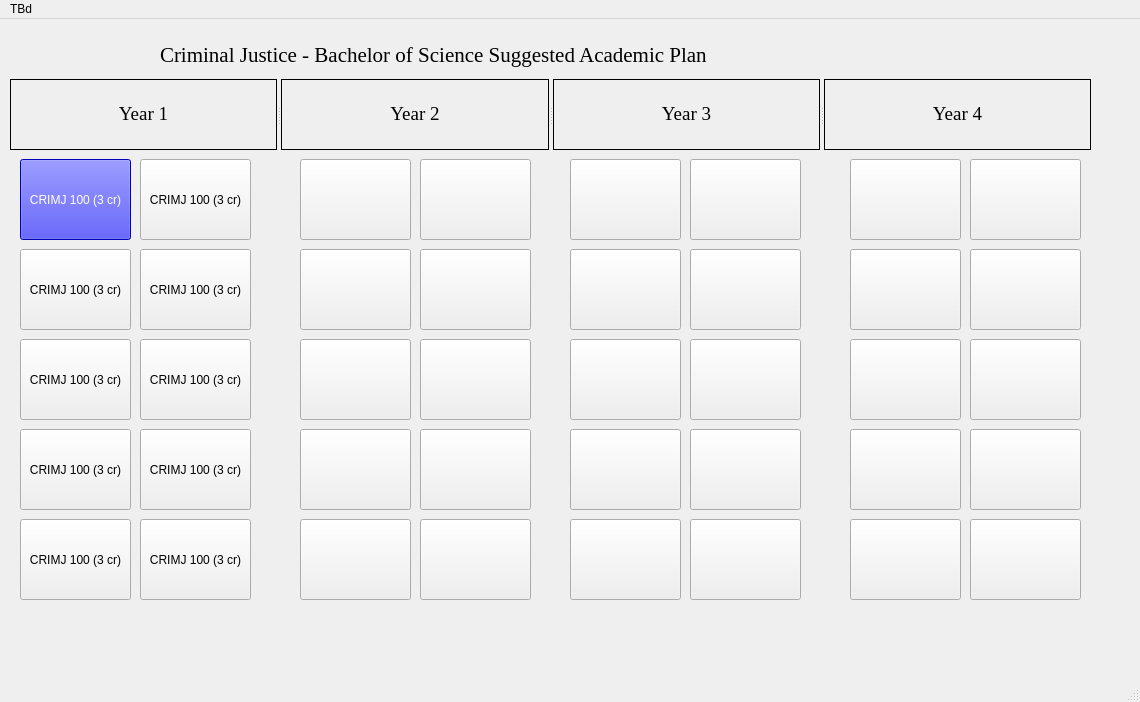
First picture: the form in project.ui, repository hseitaj/Interactive-Flow-Chart, before the edit.
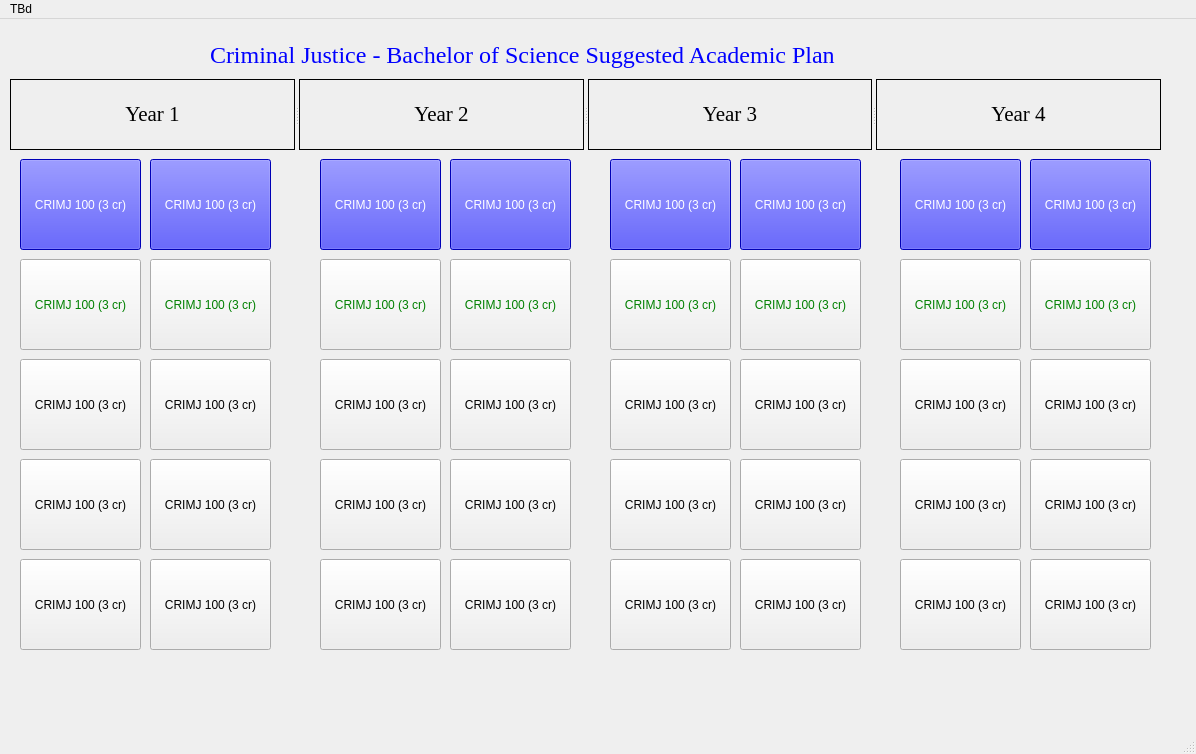
Second picture: the form after the edit.

The edit to the form file:
```diff
--- a/project.ui
+++ b/project.ui
@@ -6,8 +6,8 @@
    <rect>
     <x>0</x>
     <y>0</y>
-    <width>1140</width>
-    <height>702</height>
+    <width>1196</width>
+    <height>754</height>
    </rect>
   </property>
   <property name="windowTitle">
@@ -17,18 +17,27 @@
    <widget class="QLabel" name="label">
     <property name="geometry">
      <rect>
-      <x>160</x>
+      <x>210</x>
       <y>20</y>
-      <width>751</width>
+      <width>771</width>
       <height>31</height>
      </rect>
     </property>
     <property name="font">
      <font>
       <family>Times New Roman</family>
-      <pointsize>16</pointsize>
+      <pointsize>18</pointsize>
      </font>
     </property>
+    <property name="mouseTracking">
+     <bool>true</bool>
+    </property>
+    <property name="styleSheet">
+     <string notr="true">color: blue;</string>
+    </property>
+    <property name="midLineWidth">
+     <number>1</number>
+    </property>
     <property name="text">
      <string>Criminal Justice - Bachelor of Science Suggested Academic Plan</string>
     </property>
@@ -38,8 +47,8 @@
      <rect>
       <x>20</x>
       <y>140</y>
-      <width>111</width>
-      <height>81</height>
+      <width>121</width>
+      <height>91</height>
      </rect>
     </property>
     <property name="styleSheet">
@@ -53,16 +62,24 @@
     <property name="checkable">
      <bool>false</bool>
     </property>
+    <property name="autoDefault">
+     <bool>true</bool>
+    </property>
    </widget>
    <widget class="QSplitter" name="splitter">
     <property name="geometry">
      <rect>
       <x>10</x>
       <y>60</y>
-      <width>1081</width>
+      <width>1151</width>
       <height>71</height>
      </rect>
     </property>
+    <property name="font">
+     <font>
+      <pointsize>16</pointsize>
+     </font>
+    </property>
     <property name="orientation">
      <enum>Qt::Horizontal</enum>
     </property>
@@ -70,7 +87,7 @@
      <property name="font">
       <font>
        <family>Times New Roman</family>
-       <pointsize>14</pointsize>
+       <pointsize>16</pointsize>
       </font>
      </property>
      <property name="layoutDirection">
@@ -102,7 +119,7 @@
      <property name="font">
       <font>
        <family>Times New Roman</family>
-       <pointsize>14</pointsize>
+       <pointsize>16</pointsize>
       </font>
      </property>
      <property name="layoutDirection">
@@ -134,7 +151,7 @@
      <property name="font">
       <font>
        <family>Times New Roman</family>
-       <pointsize>14</pointsize>
+       <pointsize>16</pointsize>
       </font>
      </property>
      <property name="layoutDirection">
@@ -166,7 +183,7 @@
      <property name="font">
       <font>
        <family>Times New Roman</family>
-       <pointsize>14</pointsize>
+       <pointsize>16</pointsize>
       </font>
      </property>
      <property name="layoutDirection">
@@ -201,508 +218,833 @@
    <widget class="QPushButton" name="pushButton_2">
     <property name="geometry">
      <rect>
-      <x>140</x>
-      <y>140</y>
-      <width>111</width>
-      <height>81</height>
+      <x>20</x>
+      <y>240</y>
+      <width>121</width>
+      <height>91</height>
      </rect>
     </property>
+    <property name="styleSheet">
+     <string notr="true">color: green;
+</string>
+    </property>
     <property name="text">
      <string>CRIMJ 100 (3 cr)</string>
     </property>
+    <property name="checkable">
+     <bool>false</bool>
+    </property>
+    <property name="autoDefault">
+     <bool>true</bool>
+    </property>
    </widget>
    <widget class="QPushButton" name="pushButton_3">
     <property name="geometry">
      <rect>
-      <x>140</x>
-      <y>230</y>
-      <width>111</width>
-      <height>81</height>
+      <x>20</x>
+      <y>340</y>
+      <width>121</width>
+      <height>91</height>
      </rect>
     </property>
+    <property name="styleSheet">
+     <string notr="true">color: black;
+</string>
+    </property>
     <property name="text">
      <string>CRIMJ 100 (3 cr)</string>
     </property>
+    <property name="checkable">
+     <bool>false</bool>
+    </property>
    </widget>
    <widget class="QPushButton" name="pushButton_4">
     <property name="geometry">
      <rect>
       <x>20</x>
-      <y>230</y>
-      <width>111</width>
-      <height>81</height>
+      <y>440</y>
+      <width>121</width>
+      <height>91</height>
      </rect>
     </property>
+    <property name="styleSheet">
+     <string notr="true">color: black;
+</string>
+    </property>
     <property name="text">
      <string>CRIMJ 100 (3 cr)</string>
     </property>
+    <property name="checkable">
+     <bool>false</bool>
+    </property>
    </widget>
    <widget class="QPushButton" name="pushButton_5">
     <property name="geometry">
      <rect>
-      <x>140</x>
-      <y>320</y>
-      <width>111</width>
-      <height>81</height>
+      <x>20</x>
+      <y>540</y>
+      <width>121</width>
+      <height>91</height>
      </rect>
     </property>
+    <property name="styleSheet">
+     <string notr="true">color: black;
+</string>
+    </property>
     <property name="text">
      <string>CRIMJ 100 (3 cr)</string>
     </property>
+    <property name="checkable">
+     <bool>false</bool>
+    </property>
    </widget>
    <widget class="QPushButton" name="pushButton_6">
     <property name="geometry">
      <rect>
-      <x>20</x>
-      <y>320</y>
-      <width>111</width>
-      <height>81</height>
+      <x>150</x>
+      <y>340</y>
+      <width>121</width>
+      <height>91</height>
      </rect>
     </property>
+    <property name="styleSheet">
+     <string notr="true">color: black;
+</string>
+    </property>
     <property name="text">
      <string>CRIMJ 100 (3 cr)</string>
     </property>
+    <property name="checkable">
+     <bool>false</bool>
+    </property>
    </widget>
    <widget class="QPushButton" name="pushButton_7">
     <property name="geometry">
      <rect>
-      <x>140</x>
-      <y>410</y>
-      <width>111</width>
-      <height>81</height>
+      <x>150</x>
+      <y>440</y>
+      <width>121</width>
+      <height>91</height>
      </rect>
     </property>
+    <property name="styleSheet">
+     <string notr="true">color: black;
+</string>
+    </property>
     <property name="text">
      <string>CRIMJ 100 (3 cr)</string>
     </property>
+    <property name="checkable">
+     <bool>false</bool>
+    </property>
    </widget>
    <widget class="QPushButton" name="pushButton_8">
     <property name="geometry">
      <rect>
-      <x>20</x>
-      <y>410</y>
-      <width>111</width>
-      <height>81</height>
+      <x>150</x>
+      <y>140</y>
+      <width>121</width>
+      <height>91</height>
      </rect>
     </property>
+    <property name="styleSheet">
+     <string notr="true">background-color: blue;
+color: white;
+</string>
+    </property>
     <property name="text">
      <string>CRIMJ 100 (3 cr)</string>
     </property>
+    <property name="checkable">
+     <bool>false</bool>
+    </property>
+    <property name="autoDefault">
+     <bool>true</bool>
+    </property>
    </widget>
    <widget class="QPushButton" name="pushButton_9">
     <property name="geometry">
      <rect>
-      <x>140</x>
-      <y>500</y>
-      <width>111</width>
-      <height>81</height>
+      <x>150</x>
+      <y>240</y>
+      <width>121</width>
+      <height>91</height>
      </rect>
     </property>
+    <property name="styleSheet">
+     <string notr="true">color: green;
+</string>
+    </property>
     <property name="text">
      <string>CRIMJ 100 (3 cr)</string>
     </property>
+    <property name="checkable">
+     <bool>false</bool>
+    </property>
+    <property name="autoDefault">
+     <bool>true</bool>
+    </property>
    </widget>
    <widget class="QPushButton" name="pushButton_10">
     <property name="geometry">
      <rect>
-      <x>20</x>
-      <y>500</y>
-      <width>111</width>
-      <height>81</height>
+      <x>150</x>
+      <y>540</y>
+      <width>121</width>
+      <height>91</height>
      </rect>
     </property>
+    <property name="styleSheet">
+     <string notr="true">color: black;
+</string>
+    </property>
     <property name="text">
      <string>CRIMJ 100 (3 cr)</string>
     </property>
+    <property name="checkable">
+     <bool>false</bool>
+    </property>
    </widget>
    <widget class="QPushButton" name="pushButton_11">
     <property name="geometry">
      <rect>
-      <x>420</x>
+      <x>450</x>
       <y>140</y>
-      <width>111</width>
-      <height>81</height>
+      <width>121</width>
+      <height>91</height>
      </rect>
     </property>
+    <property name="styleSheet">
+     <string notr="true">background-color: blue;
+color: white;
+</string>
+    </property>
     <property name="text">
-     <string/>
+     <string>CRIMJ 100 (3 cr)</string>
+    </property>
+    <property name="checkable">
+     <bool>false</bool>
+    </property>
+    <property name="autoDefault">
+     <bool>true</bool>
     </property>
    </widget>
    <widget class="QPushButton" name="pushButton_12">
     <property name="geometry">
      <rect>
-      <x>420</x>
-      <y>500</y>
-      <width>111</width>
-      <height>81</height>
+      <x>450</x>
+      <y>540</y>
+      <width>121</width>
+      <height>91</height>
      </rect>
     </property>
+    <property name="styleSheet">
+     <string notr="true">color: black;
+</string>
+    </property>
     <property name="text">
-     <string/>
+     <string>CRIMJ 100 (3 cr)</string>
+    </property>
+    <property name="checkable">
+     <bool>false</bool>
     </property>
    </widget>
    <widget class="QPushButton" name="pushButton_13">
     <property name="geometry">
      <rect>
-      <x>420</x>
-      <y>320</y>
-      <width>111</width>
-      <height>81</height>
+      <x>320</x>
+      <y>340</y>
+      <width>121</width>
+      <height>91</height>
      </rect>
     </property>
+    <property name="styleSheet">
+     <string notr="true">color: black;
+</string>
+    </property>
     <property name="text">
-     <string/>
+     <string>CRIMJ 100 (3 cr)</string>
+    </property>
+    <property name="checkable">
+     <bool>false</bool>
     </property>
    </widget>
    <widget class="QPushButton" name="pushButton_14">
     <property name="geometry">
      <rect>
-      <x>300</x>
-      <y>410</y>
-      <width>111</width>
-      <height>81</height>
+      <x>450</x>
+      <y>340</y>
+      <width>121</width>
+      <height>91</height>
      </rect>
     </property>
+    <property name="styleSheet">
+     <string notr="true">color: black;
+</string>
+    </property>
     <property name="text">
-     <string/>
+     <string>CRIMJ 100 (3 cr)</string>
+    </property>
+    <property name="checkable">
+     <bool>false</bool>
     </property>
    </widget>
    <widget class="QPushButton" name="pushButton_15">
     <property name="geometry">
      <rect>
-      <x>420</x>
-      <y>410</y>
-      <width>111</width>
-      <height>81</height>
+      <x>450</x>
+      <y>240</y>
+      <width>121</width>
+      <height>91</height>
      </rect>
     </property>
+    <property name="styleSheet">
+     <string notr="true">color: green;
+</string>
+    </property>
     <property name="text">
-     <string/>
+     <string>CRIMJ 100 (3 cr)</string>
+    </property>
+    <property name="checkable">
+     <bool>false</bool>
+    </property>
+    <property name="autoDefault">
+     <bool>true</bool>
     </property>
    </widget>
    <widget class="QPushButton" name="pushButton_16">
     <property name="geometry">
      <rect>
-      <x>300</x>
-      <y>140</y>
-      <width>111</width>
-      <height>81</height>
+      <x>320</x>
+      <y>440</y>
+      <width>121</width>
+      <height>91</height>
      </rect>
     </property>
+    <property name="styleSheet">
+     <string notr="true">color: black;
+</string>
+    </property>
     <property name="text">
-     <string/>
+     <string>CRIMJ 100 (3 cr)</string>
+    </property>
+    <property name="checkable">
+     <bool>false</bool>
     </property>
    </widget>
    <widget class="QPushButton" name="pushButton_17">
     <property name="geometry">
      <rect>
-      <x>300</x>
-      <y>230</y>
-      <width>111</width>
-      <height>81</height>
+      <x>320</x>
+      <y>140</y>
+      <width>121</width>
+      <height>91</height>
      </rect>
     </property>
+    <property name="styleSheet">
+     <string notr="true">background-color: blue;
+color: white;
+</string>
+    </property>
     <property name="text">
-     <string/>
+     <string>CRIMJ 100 (3 cr)</string>
+    </property>
+    <property name="checkable">
+     <bool>false</bool>
+    </property>
+    <property name="autoDefault">
+     <bool>true</bool>
     </property>
    </widget>
    <widget class="QPushButton" name="pushButton_18">
     <property name="geometry">
      <rect>
-      <x>300</x>
-      <y>500</y>
-      <width>111</width>
-      <height>81</height>
+      <x>450</x>
+      <y>440</y>
+      <width>121</width>
+      <height>91</height>
      </rect>
     </property>
+    <property name="styleSheet">
+     <string notr="true">color: black;
+</string>
+    </property>
     <property name="text">
-     <string/>
+     <string>CRIMJ 100 (3 cr)</string>
+    </property>
+    <property name="checkable">
+     <bool>false</bool>
     </property>
    </widget>
    <widget class="QPushButton" name="pushButton_19">
     <property name="geometry">
      <rect>
-      <x>420</x>
-      <y>230</y>
-      <width>111</width>
-      <height>81</height>
+      <x>320</x>
+      <y>240</y>
+      <width>121</width>
+      <height>91</height>
      </rect>
     </property>
+    <property name="styleSheet">
+     <string notr="true">color: green;
+</string>
+    </property>
     <property name="text">
-     <string/>
+     <string>CRIMJ 100 (3 cr)</string>
+    </property>
+    <property name="checkable">
+     <bool>false</bool>
+    </property>
+    <property name="autoDefault">
+     <bool>true</bool>
     </property>
    </widget>
    <widget class="QPushButton" name="pushButton_20">
     <property name="geometry">
      <rect>
-      <x>300</x>
-      <y>320</y>
-      <width>111</width>
-      <height>81</height>
+      <x>320</x>
+      <y>540</y>
+      <width>121</width>
+      <height>91</height>
      </rect>
     </property>
+    <property name="styleSheet">
+     <string notr="true">color: black;
+</string>
+    </property>
     <property name="text">
-     <string/>
+     <string>CRIMJ 100 (3 cr)</string>
+    </property>
+    <property name="checkable">
+     <bool>false</bool>
     </property>
    </widget>
    <widget class="QPushButton" name="pushButton_21">
     <property name="geometry">
      <rect>
-      <x>690</x>
+      <x>740</x>
       <y>140</y>
-      <width>111</width>
-      <height>81</height>
+      <width>121</width>
+      <height>91</height>
      </rect>
     </property>
+    <property name="styleSheet">
+     <string notr="true">background-color: blue;
+color: white;
+</string>
+    </property>
     <property name="text">
-     <string/>
+     <string>CRIMJ 100 (3 cr)</string>
+    </property>
+    <property name="checkable">
+     <bool>false</bool>
+    </property>
+    <property name="autoDefault">
+     <bool>true</bool>
     </property>
    </widget>
    <widget class="QPushButton" name="pushButton_22">
     <property name="geometry">
      <rect>
-      <x>690</x>
-      <y>500</y>
-      <width>111</width>
-      <height>81</height>
+      <x>740</x>
+      <y>540</y>
+      <width>121</width>
+      <height>91</height>
      </rect>
     </property>
+    <property name="styleSheet">
+     <string notr="true">color: black;
+</string>
+    </property>
     <property name="text">
-     <string/>
+     <string>CRIMJ 100 (3 cr)</string>
+    </property>
+    <property name="checkable">
+     <bool>false</bool>
     </property>
    </widget>
    <widget class="QPushButton" name="pushButton_23">
     <property name="geometry">
      <rect>
-      <x>690</x>
-      <y>320</y>
-      <width>111</width>
-      <height>81</height>
+      <x>610</x>
+      <y>340</y>
+      <width>121</width>
+      <height>91</height>
      </rect>
     </property>
+    <property name="styleSheet">
+     <string notr="true">color: black;
+</string>
+    </property>
     <property name="text">
-     <string/>
+     <string>CRIMJ 100 (3 cr)</string>
+    </property>
+    <property name="checkable">
+     <bool>false</bool>
     </property>
    </widget>
    <widget class="QPushButton" name="pushButton_24">
     <property name="geometry">
      <rect>
-      <x>570</x>
-      <y>410</y>
-      <width>111</width>
-      <height>81</height>
+      <x>740</x>
+      <y>340</y>
+      <width>121</width>
+      <height>91</height>
      </rect>
     </property>
+    <property name="styleSheet">
+     <string notr="true">color: black;
+</string>
+    </property>
     <property name="text">
-     <string/>
+     <string>CRIMJ 100 (3 cr)</string>
+    </property>
+    <property name="checkable">
+     <bool>false</bool>
     </property>
    </widget>
    <widget class="QPushButton" name="pushButton_25">
     <property name="geometry">
      <rect>
-      <x>690</x>
-      <y>410</y>
-      <width>111</width>
-      <height>81</height>
+      <x>740</x>
+      <y>240</y>
+      <width>121</width>
+      <height>91</height>
      </rect>
     </property>
+    <property name="styleSheet">
+     <string notr="true">color: green;
+</string>
+    </property>
     <property name="text">
-     <string/>
+     <string>CRIMJ 100 (3 cr)</string>
+    </property>
+    <property name="checkable">
+     <bool>false</bool>
+    </property>
+    <property name="autoDefault">
+     <bool>true</bool>
     </property>
    </widget>
    <widget class="QPushButton" name="pushButton_26">
     <property name="geometry">
      <rect>
-      <x>570</x>
-      <y>140</y>
-      <width>111</width>
-      <height>81</height>
+      <x>610</x>
+      <y>440</y>
+      <width>121</width>
+      <height>91</height>
      </rect>
     </property>
+    <property name="styleSheet">
+     <string notr="true">color: black;
+</string>
+    </property>
     <property name="text">
-     <string/>
+     <string>CRIMJ 100 (3 cr)</string>
+    </property>
+    <property name="checkable">
+     <bool>false</bool>
     </property>
    </widget>
    <widget class="QPushButton" name="pushButton_27">
     <property name="geometry">
      <rect>
-      <x>570</x>
-      <y>230</y>
-      <width>111</width>
-      <height>81</height>
+      <x>610</x>
+      <y>140</y>
+      <width>121</width>
+      <height>91</height>
      </rect>
     </property>
+    <property name="styleSheet">
+     <string notr="true">background-color: blue;
+color: white;
+</string>
+    </property>
     <property name="text">
-     <string/>
+     <string>CRIMJ 100 (3 cr)</string>
+    </property>
+    <property name="checkable">
+     <bool>false</bool>
+    </property>
+    <property name="autoDefault">
+     <bool>true</bool>
     </property>
    </widget>
    <widget class="QPushButton" name="pushButton_28">
     <property name="geometry">
      <rect>
-      <x>570</x>
-      <y>500</y>
-      <width>111</width>
-      <height>81</height>
+      <x>740</x>
+      <y>440</y>
+      <width>121</width>
+      <height>91</height>
      </rect>
     </property>
+    <property name="styleSheet">
+     <string notr="true">color: black;
+</string>
+    </property>
     <property name="text">
-     <string/>
+     <string>CRIMJ 100 (3 cr)</string>
+    </property>
+    <property name="checkable">
+     <bool>false</bool>
     </property>
    </widget>
    <widget class="QPushButton" name="pushButton_29">
     <property name="geometry">
      <rect>
-      <x>690</x>
-      <y>230</y>
-      <width>111</width>
-      <height>81</height>
+      <x>610</x>
+      <y>240</y>
+      <width>121</width>
+      <height>91</height>
      </rect>
     </property>
+    <property name="styleSheet">
+     <string notr="true">color: green;
+</string>
+    </property>
     <property name="text">
-     <string/>
+     <string>CRIMJ 100 (3 cr)</string>
+    </property>
+    <property name="checkable">
+     <bool>false</bool>
+    </property>
+    <property name="autoDefault">
+     <bool>true</bool>
     </property>
    </widget>
    <widget class="QPushButton" name="pushButton_30">
     <property name="geometry">
      <rect>
-      <x>570</x>
-      <y>320</y>
-      <width>111</width>
-      <height>81</height>
+      <x>610</x>
+      <y>540</y>
+      <width>121</width>
+      <height>91</height>
      </rect>
     </property>
+    <property name="styleSheet">
+     <string notr="true">color: black;
+</string>
+    </property>
     <property name="text">
-     <string/>
+     <string>CRIMJ 100 (3 cr)</string>
+    </property>
+    <property name="checkable">
+     <bool>false</bool>
     </property>
    </widget>
    <widget class="QPushButton" name="pushButton_31">
     <property name="geometry">
      <rect>
-      <x>970</x>
+      <x>1030</x>
       <y>140</y>
-      <width>111</width>
-      <height>81</height>
+      <width>121</width>
+      <height>91</height>
      </rect>
     </property>
+    <property name="styleSheet">
+     <string notr="true">background-color: blue;
+color: white;
+</string>
+    </property>
     <property name="text">
-     <string/>
+     <string>CRIMJ 100 (3 cr)</string>
+    </property>
+    <property name="checkable">
+     <bool>false</bool>
+    </property>
+    <property name="autoDefault">
+     <bool>true</bool>
     </property>
    </widget>
    <widget class="QPushButton" name="pushButton_32">
     <property name="geometry">
      <rect>
-      <x>970</x>
-      <y>500</y>
-      <width>111</width>
-      <height>81</height>
+      <x>1030</x>
+      <y>540</y>
+      <width>121</width>
+      <height>91</height>
      </rect>
     </property>
+    <property name="styleSheet">
+     <string notr="true">color: black;
+</string>
+    </property>
     <property name="text">
-     <string/>
+     <string>CRIMJ 100 (3 cr)</string>
+    </property>
+    <property name="checkable">
+     <bool>false</bool>
     </property>
    </widget>
    <widget class="QPushButton" name="pushButton_33">
     <property name="geometry">
      <rect>
-      <x>970</x>
-      <y>320</y>
-      <width>111</width>
-      <height>81</height>
+      <x>900</x>
+      <y>340</y>
+      <width>121</width>
+      <height>91</height>
      </rect>
     </property>
+    <property name="styleSheet">
+     <string notr="true">color: black;
+</string>
+    </property>
     <property name="text">
-     <string/>
+     <string>CRIMJ 100 (3 cr)</string>
+    </property>
+    <property name="checkable">
+     <bool>false</bool>
     </property>
    </widget>
    <widget class="QPushButton" name="pushButton_34">
     <property name="geometry">
      <rect>
-      <x>850</x>
-      <y>410</y>
-      <width>111</width>
-      <height>81</height>
+      <x>1030</x>
+      <y>340</y>
+      <width>121</width>
+      <height>91</height>
      </rect>
     </property>
+    <property name="styleSheet">
+     <string notr="true">color: black;
+</string>
+    </property>
     <property name="text">
-     <string/>
+     <string>CRIMJ 100 (3 cr)</string>
+    </property>
+    <property name="checkable">
+     <bool>false</bool>
     </property>
    </widget>
    <widget class="QPushButton" name="pushButton_35">
     <property name="geometry">
      <rect>
-      <x>970</x>
-      <y>410</y>
-      <width>111</width>
-      <height>81</height>
+      <x>1030</x>
+      <y>240</y>
+      <width>121</width>
+      <height>91</height>
      </rect>
     </property>
+    <property name="styleSheet">
+     <string notr="true">color: green;
+</string>
+    </property>
     <property name="text">
-     <string/>
+     <string>CRIMJ 100 (3 cr)</string>
+    </property>
+    <property name="checkable">
+     <bool>false</bool>
+    </property>
+    <property name="autoDefault">
+     <bool>true</bool>
     </property>
    </widget>
    <widget class="QPushButton" name="pushButton_36">
     <property name="geometry">
      <rect>
-      <x>850</x>
-      <y>140</y>
-      <width>111</width>
-      <height>81</height>
+      <x>900</x>
+      <y>440</y>
+      <width>121</width>
+      <height>91</height>
      </rect>
     </property>
+    <property name="styleSheet">
+     <string notr="true">color: black;
+</string>
+    </property>
     <property name="text">
-     <string/>
+     <string>CRIMJ 100 (3 cr)</string>
+    </property>
+    <property name="checkable">
+     <bool>false</bool>
     </property>
    </widget>
    <widget class="QPushButton" name="pushButton_37">
     <property name="geometry">
      <rect>
-      <x>850</x>
-      <y>230</y>
-      <width>111</width>
-      <height>81</height>
+      <x>900</x>
+      <y>140</y>
+      <width>121</width>
+      <height>91</height>
      </rect>
     </property>
+    <property name="styleSheet">
+     <string notr="true">background-color: blue;
+color: white;
+</string>
+    </property>
     <property name="text">
-     <string/>
+     <string>CRIMJ 100 (3 cr)</string>
+    </property>
+    <property name="checkable">
+     <bool>false</bool>
+    </property>
+    <property name="autoDefault">
+     <bool>true</bool>
     </property>
    </widget>
    <widget class="QPushButton" name="pushButton_38">
     <property name="geometry">
      <rect>
-      <x>850</x>
-      <y>500</y>
-      <width>111</width>
-      <height>81</height>
+      <x>1030</x>
+      <y>440</y>
+      <width>121</width>
+      <height>91</height>
      </rect>
     </property>
+    <property name="styleSheet">
+     <string notr="true">color: black;
+</string>
+    </property>
     <property name="text">
-     <string/>
+     <string>CRIMJ 100 (3 cr)</string>
+    </property>
+    <property name="checkable">
+     <bool>false</bool>
     </property>
    </widget>
    <widget class="QPushButton" name="pushButton_39">
     <property name="geometry">
      <rect>
-      <x>970</x>
-      <y>230</y>
-      <width>111</width>
-      <height>81</height>
+      <x>900</x>
+      <y>240</y>
+      <width>121</width>
+      <height>91</height>
      </rect>
     </property>
+    <property name="styleSheet">
+     <string notr="true">color: green;
+</string>
+    </property>
     <property name="text">
-     <string/>
+     <string>CRIMJ 100 (3 cr)</string>
+    </property>
+    <property name="checkable">
+     <bool>false</bool>
+    </property>
+    <property name="autoDefault">
+     <bool>true</bool>
     </property>
    </widget>
    <widget class="QPushButton" name="pushButton_40">
     <property name="geometry">
      <rect>
-      <x>850</x>
-      <y>320</y>
-      <width>111</width>
-      <height>81</height>
+      <x>900</x>
+      <y>540</y>
+      <width>121</width>
+      <height>91</height>
      </rect>
     </property>
+    <property name="styleSheet">
+     <string notr="true">color: black;
+</string>
+    </property>
     <property name="text">
-     <string/>
+     <string>CRIMJ 100 (3 cr)</string>
+    </property>
+    <property name="checkable">
+     <bool>false</bool>
     </property>
    </widget>
   </widget>
@@ -711,7 +1053,7 @@
     <rect>
      <x>0</x>
      <y>0</y>
-     <width>1140</width>
+     <width>1196</width>
      <height>26</height>
     </rect>
    </property>
```
